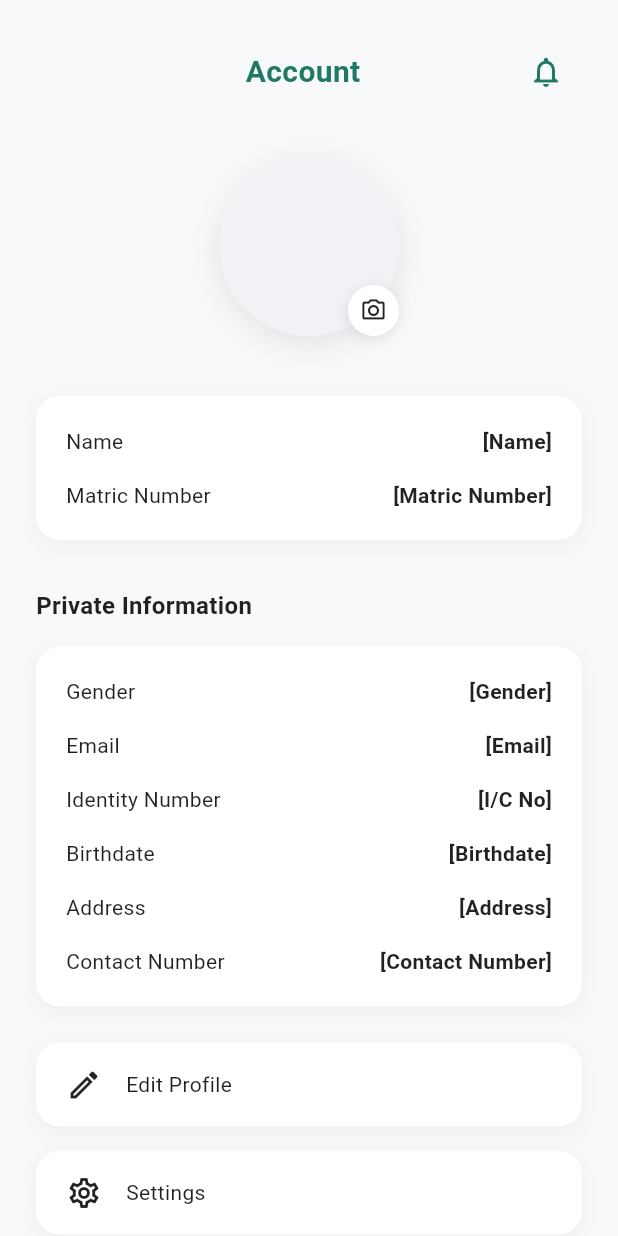
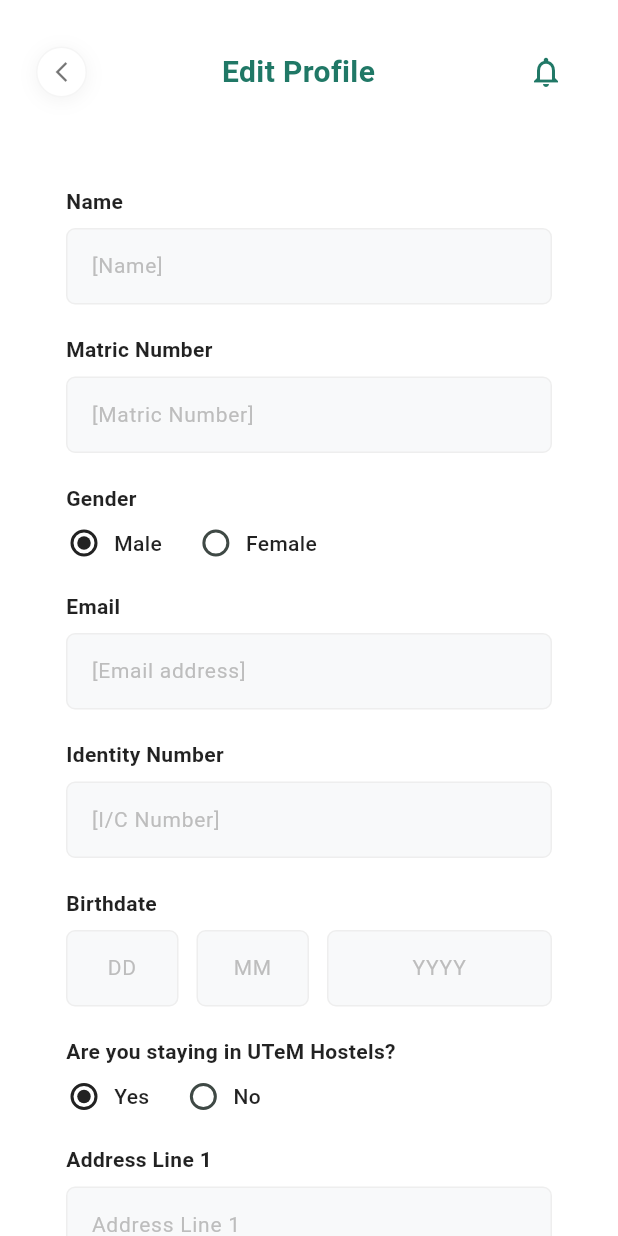
Before and after one commit to Jinggggg030/RehabAI, a Flutter app: the ProfilePage screen opened directly, after a tap on "Edit Profile", on a phone screen of 412 x 824 dp. Run offline on Flutter 3.47's test engine with Material 3 defaults, Android fonts, the phone set to English and light mode, and no system bars; our stand-ins replace google_fonts.

Commit message:
Added profile editing page.

```diff
--- /dev/null
+++ b/lib/screens/edit_profile_page.dart
@@ -0,0 +1,270 @@
+import 'package:flutter/material.dart';
+import 'package:google_fonts/google_fonts.dart';
+
+class EditProfilePage extends StatefulWidget {
+  const EditProfilePage({super.key});
+
+  @override
+  State<EditProfilePage> createState() => _EditProfilePageState();
+}
+
+class _EditProfilePageState extends State<EditProfilePage> {
+  String _gender = 'Male';
+  String _hostel = 'Yes';
+
+  @override
+  Widget build(BuildContext context) {
+    return Scaffold(
+      backgroundColor: Colors.white,
+      body: SafeArea(
+        child: SingleChildScrollView(
+          padding: const EdgeInsets.symmetric(horizontal: 24.0, vertical: 24.0),
+          child: Column(
+            crossAxisAlignment: CrossAxisAlignment.stretch,
+            children: [
+              // Header
+              Row(
+                mainAxisAlignment: MainAxisAlignment.spaceBetween,
+                children: [
+                  GestureDetector(
+                    onTap: () => Navigator.pop(context),
+                    child: Container(
+                      padding: const EdgeInsets.all(8),
+                      decoration: BoxDecoration(
+                        color: Colors.white,
+                        shape: BoxShape.circle,
+                        boxShadow: [
+                          BoxShadow(
+                            color: Colors.black.withOpacity(0.05),
+                            blurRadius: 10,
+                            offset: const Offset(0, 2),
+                          ),
+                        ],
+                        border: Border.all(color: Colors.grey.shade100),
+                      ),
+                      child: const Icon(Icons.arrow_back_ios_new, size: 16, color: Colors.black54),
+                    ),
+                  ),
+                  Text(
+                    'Edit Profile',
+                    style: GoogleFonts.readexPro(
+                      fontSize: 20,
+                      fontWeight: FontWeight.bold,
+                      color: const Color(0xFF207866),
+                    ),
+                  ),
+                  IconButton(
+                    onPressed: () {},
+                    icon: const Icon(Icons.notifications_none, color: Color(0xFF207866)),
+                  ),
+                ],
+              ),
+              const SizedBox(height: 32),
+
+              // Form Container
+              Container(
+                padding: const EdgeInsets.all(20),
+                child: Column(
+                  crossAxisAlignment: CrossAxisAlignment.stretch,
+                  children: [
+                    _buildLabel('Name'),
+                    const SizedBox(height: 8),
+                    _buildTextField(hintText: '[Name]'),
+                    const SizedBox(height: 20),
+
+                    _buildLabel('Matric Number'),
+                    const SizedBox(height: 8),
+                    _buildTextField(hintText: '[Matric Number]'),
+                    const SizedBox(height: 20),
+
+                    _buildLabel('Gender'),
+                    const SizedBox(height: 8),
+                    Row(
+                      children: [
+                        _buildRadioButton(
+                          title: 'Male',
+                          value: 'Male',
+                          groupValue: _gender,
+                          onChanged: (value) => setState(() => _gender = value!),
+                        ),
+                        const SizedBox(width: 24),
+                        _buildRadioButton(
+                          title: 'Female',
+                          value: 'Female',
+                          groupValue: _gender,
+                          onChanged: (value) => setState(() => _gender = value!),
+                        ),
+                      ],
+                    ),
+                    const SizedBox(height: 20),
+
+                    _buildLabel('Email'),
+                    const SizedBox(height: 8),
+                    _buildTextField(hintText: '[Email address]'),
+                    const SizedBox(height: 20),
+
+                    _buildLabel('Identity Number'),
+                    const SizedBox(height: 8),
+                    _buildTextField(hintText: '[I/C Number]'),
+                    const SizedBox(height: 20),
+
+                    _buildLabel('Birthdate'),
+                    const SizedBox(height: 8),
+                    Row(
+                      children: [
+                        Expanded(
+                          child: _buildTextField(
+                            hintText: 'DD',
+                            keyboardType: TextInputType.number,
+                            textAlign: TextAlign.center,
+                          ),
+                        ),
+                        const SizedBox(width: 12),
+                        Expanded(
+                          child: _buildTextField(
+                            hintText: 'MM',
+                            keyboardType: TextInputType.number,
+                            textAlign: TextAlign.center,
+                          ),
+                        ),
+                        const SizedBox(width: 12),
+                        Expanded(
+                          flex: 2,
+                          child: _buildTextField(
+                            hintText: 'YYYY',
+                            keyboardType: TextInputType.number,
+                            textAlign: TextAlign.center,
+                          ),
+                        ),
+                      ],
+                    ),
+                    const SizedBox(height: 20),
+
+                    _buildLabel('Are you staying in UTeM Hostels?'),
+                    const SizedBox(height: 8),
+                    Row(
+                      children: [
+                        _buildRadioButton(
+                          title: 'Yes',
+                          value: 'Yes',
+                          groupValue: _hostel,
+                          onChanged: (value) => setState(() => _hostel = value!),
+                        ),
+                        const SizedBox(width: 24),
+                        _buildRadioButton(
+                          title: 'No',
+                          value: 'No',
+                          groupValue: _hostel,
+                          onChanged: (value) => setState(() => _hostel = value!),
+                        ),
+                      ],
+                    ),
+                    const SizedBox(height: 20),
+
+                    _buildLabel('Address Line 1'),
+                    const SizedBox(height: 8),
+                    _buildTextField(hintText: 'Address Line 1'),
+                    const SizedBox(height: 20),
+
+                    _buildLabel('Address Line 2'),
+                    const SizedBox(height: 8),
+                    _buildTextField(hintText: 'Address Line 2'),
+                    const SizedBox(height: 20),
+
+                    _buildLabel('Address Line 3'),
+                    const SizedBox(height: 8),
+                    _buildTextField(hintText: 'Address Line 3'),
+                    const SizedBox(height: 12),
+                  ],
+                ),
+              ),
+              const SizedBox(height: 24),
+            ],
+          ),
+        ),
+      ),
+    );
+  }
+
+  Widget _buildLabel(String text) {
+    return Text(
+      text,
+      style: GoogleFonts.readexPro(
+        fontSize: 14,
+        fontWeight: FontWeight.bold,
+        color: Colors.black87,
+      ),
+    );
+  }
+
+  Widget _buildTextField({
+    required String hintText,
+    TextInputType keyboardType = TextInputType.text,
+    TextAlign textAlign = TextAlign.start,
+  }) {
+    return Container(
+      decoration: BoxDecoration(
+        color: const Color(0xFFF8F9FA),
+        borderRadius: BorderRadius.circular(6),
+        border: Border.all(color: Colors.grey.shade200),
+      ),
+      child: TextField(
+        keyboardType: keyboardType,
+        textAlign: textAlign,
+        style: GoogleFonts.readexPro(
+          fontSize: 14,
+          color: Colors.black87,
+        ),
+        decoration: InputDecoration(
+          hintText: hintText,
+          hintStyle: GoogleFonts.readexPro(
+            color: Colors.grey.shade400,
+            fontSize: 14,
+          ),
+          border: InputBorder.none,
+          isDense: true,
+          contentPadding: const EdgeInsets.symmetric(
+            horizontal: 16,
+            vertical: 14,
+          ),
+        ),
+      ),
+    );
+  }
+
+  Widget _buildRadioButton({
+    required String title,
+    required String value,
+    required String groupValue,
+    required ValueChanged<String?> onChanged,
+  }) {
+    return GestureDetector(
+      onTap: () => onChanged(value),
+      child: Row(
+        mainAxisSize: MainAxisSize.min,
+        children: [
+          SizedBox(
+            width: 24,
+            height: 24,
+            child: Radio<String>(
+              value: value,
+              groupValue: groupValue,
+              onChanged: onChanged,
+              activeColor: Colors.black87,
+              materialTapTargetSize: MaterialTapTargetSize.shrinkWrap,
+            ),
+          ),
+          const SizedBox(width: 8),
+          Text(
+            title,
+            style: GoogleFonts.readexPro(
+              fontSize: 14,
+              color: Colors.black87,
+              fontWeight: FontWeight.w500,
+            ),
+          ),
+        ],
+      ),
+    );
+  }
+}
--- a/lib/screens/profile_page.dart
+++ b/lib/screens/profile_page.dart
@@ -1,5 +1,6 @@
 import 'package:flutter/material.dart';
 import 'package:google_fonts/google_fonts.dart';
+import 'package:rehab_ai/screens/edit_profile_page.dart';
 
 class ProfilePage extends StatelessWidget {
   const ProfilePage({super.key});
@@ -127,7 +128,14 @@ class ProfilePage extends StatelessWidget {
               _buildActionBox(
                 title: 'Edit Profile',
                 icon: Icons.edit_outlined,
-                onTap: () {},
+                onTap: () {
+                  Navigator.push(
+                    context,
+                    MaterialPageRoute(
+                      builder: (context) => const EditProfilePage(),
+                    ),
+                  );
+                },
               ),
               const SizedBox(height: 16),
               _buildActionBox(
```
